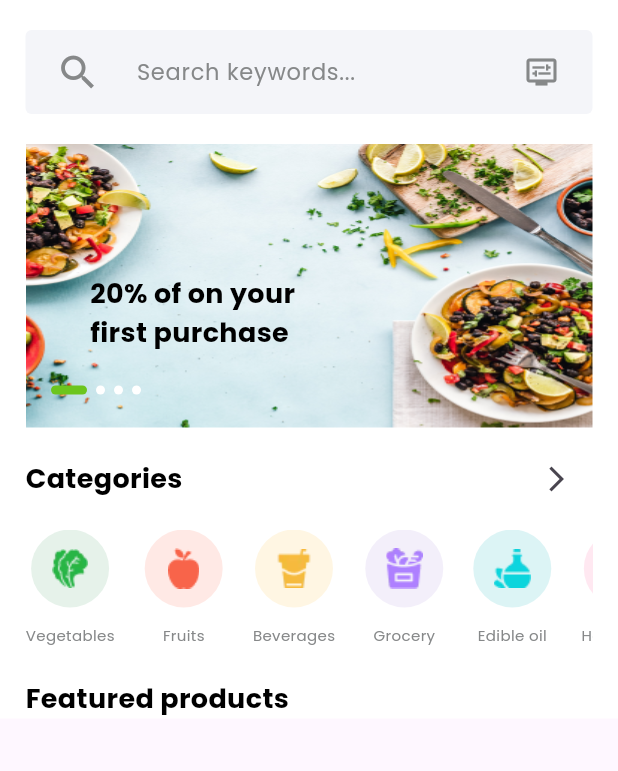
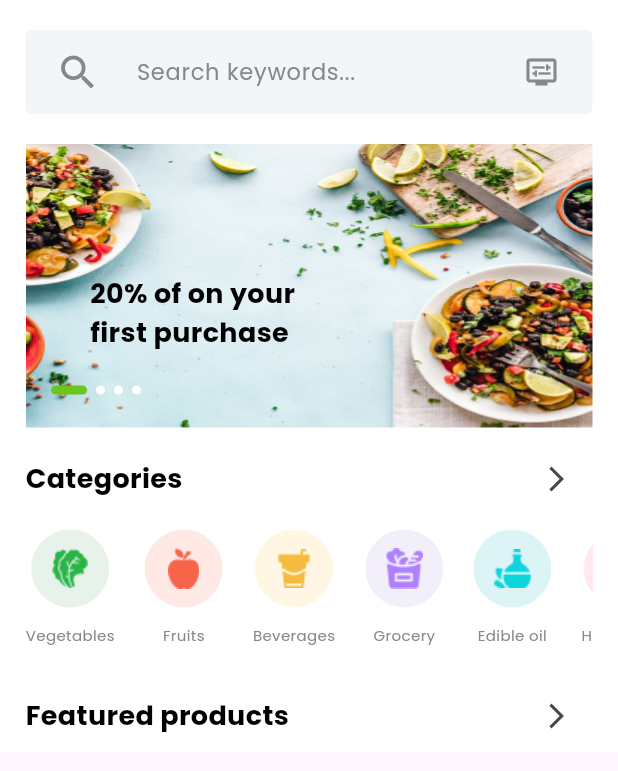
Before and after one commit to Alireza-Seif/Grocery-App, a Flutter app: the HomPage screen opened directly, on a phone screen of 412 x 824 dp. Shown: the top 771 px of the screen. Run offline on Flutter 3.47's test engine with Material 3 defaults, Android fonts, the phone set to English and light mode, and no system bars; drawn by our look-alikes of carousel_slider; our stand-ins replace flutter_svg, get, smooth_page_indicator.

Commit message:
feat: deleted nav_bar & rename a file

```diff
--- a/lib/screens/home/home_page.dart
+++ b/lib/screens/home/home_page.dart
@@ -1,11 +1,12 @@
 import 'package:flutter/material.dart';
-
 
 import 'package:grocery/widgets/home_widgets/promo_slider.dart';
 
 import '../../constants/themes/app_theme.dart';
+
 import '../../widgets/home_widgets/categories.dart';
 import '../../widgets/home_widgets/search_bar.dart';
+import '../user/profile_setting_screen.dart';
 
 class HomPage extends StatefulWidget {
   const HomPage({Key? key}) : super(key: key);
@@ -23,23 +24,50 @@ class _HomPageState extends State<HomPage> {
           child: Container(
             padding: const EdgeInsets.fromLTRB(17, 0, 17, 0),
             color: Colors.white,
-            child: const Center(
+            child: Center(
               child: Column(
                 children: [
                   // searchbar
-                  MySearchBar(),
+                  const MySearchBar(),
 
                   // banner
-                  MyPromoSlider(),
+                  const MyPromoSlider(),
 
                   // Categories
-                  SizedBox(
+                  const SizedBox(
                     height: 10,
                   ),
-                  Categories(),
+                  const Categories(),
 
                   // products
-                  Column(children: [Row(children: [Text('Featured products',style: MyTextStyles.styleBanner,),],)],)
+                  Column(
+                    children: [
+                      Row(
+                        mainAxisAlignment: MainAxisAlignment.spaceBetween,
+                        children: [
+                          const Text(
+                            'Featured products',
+                            style: MyTextStyles.styleBanner,
+                          ),
+                          IconButton(
+                            onPressed: () {
+                              Navigator.pushReplacement(
+                                context,
+                                MaterialPageRoute(
+                                  builder: (context) =>
+                                      const ProfileSettingScreen(),
+                                ),
+                              );
+                            },
+                            icon: const Icon(
+                              Icons.arrow_forward_ios_outlined,
+                            ),
+                            iconSize: 20,
+                          ),
+                        ],
+                      ),
+                    ],
+                  )
                 ],
               ),
             ),
```
Also changed, not shown: lib/widgets/home_widgets/nav_bar.dart (deleted, +0 -55 lines), lib/widgets/home_widgets/app_bar_pages.dart (renamed from lib/widgets/home_widgets/app_barr_pages.dart).
